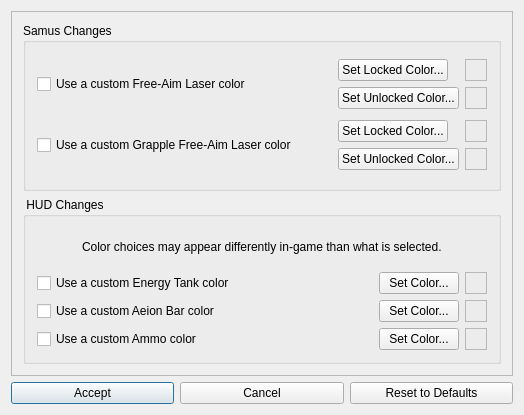
Qt form randovania/gui/ui_files/msr_cosmetic_patches_dialog.ui (randovania/randovania) before a commit.
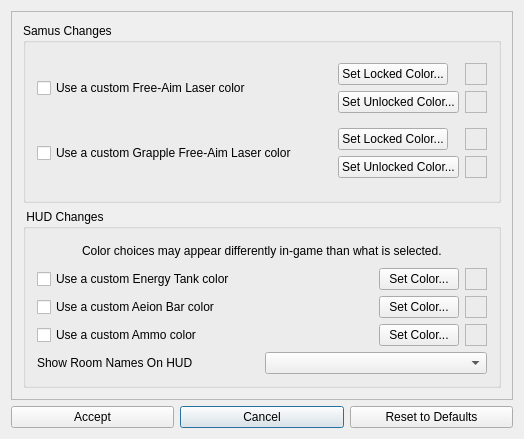
The same form after that commit.

Commit message: Support Rooms Displayed In Game

The edit to the form file:
```diff
--- a/randovania/gui/ui_files/msr_cosmetic_patches_dialog.ui
+++ b/randovania/gui/ui_files/msr_cosmetic_patches_dialog.ui
@@ -7,20 +7,13 @@
     <x>0</x>
     <y>0</y>
     <width>524</width>
-    <height>415</height>
+    <height>439</height>
    </rect>
   </property>
   <property name="windowTitle">
    <string>Metroid: Samus Returns - Cosmetic Options</string>
   </property>
   <layout class="QGridLayout" name="gridLayout">
-   <item row="2" column="0">
-    <widget class="QPushButton" name="accept_button">
-     <property name="text">
-      <string>Accept</string>
-     </property>
-    </widget>
-   </item>
    <item row="2" column="1">
     <widget class="QPushButton" name="cancel_button">
      <property name="text">
@@ -35,6 +28,13 @@
      </property>
     </widget>
    </item>
+   <item row="2" column="0">
+    <widget class="QPushButton" name="accept_button">
+     <property name="text">
+      <string>Accept</string>
+     </property>
+    </widget>
+   </item>
    <item row="1" column="0" colspan="3">
     <widget class="QScrollArea" name="scrollArea">
      <property name="widgetResizable">
@@ -46,192 +46,11 @@
         <x>0</x>
         <y>0</y>
         <width>504</width>
-        <height>368</height>
+        <height>392</height>
        </rect>
       </property>
-      <layout class="QGridLayout" name="gridLayout_2">
-       <item row="1" column="0">
-        <widget class="QGroupBox" name="groupBox">
-         <property name="title">
-          <string> HUD Changes</string>
-         </property>
-         <layout class="QVBoxLayout" name="verticalLayout">
-          <item alignment="Qt::AlignHCenter">
-           <widget class="QLabel" name="label">
-            <property name="text">
-             <string>Color choices may appear differently in-game than what is selected.</string>
-            </property>
-           </widget>
-          </item>
-          <item>
-           <layout class="QHBoxLayout" name="energy_tank_color_layout">
-            <property name="spacing">
-             <number>6</number>
-            </property>
-            <item>
-             <widget class="QCheckBox" name="custom_energy_tank_color_check">
-              <property name="text">
-               <string>Use a custom Energy Tank color</string>
-              </property>
-             </widget>
-            </item>
-            <item>
-             <widget class="QPushButton" name="custom_energy_tank_color_button">
-              <property name="sizePolicy">
-               <sizepolicy hsizetype="Maximum" vsizetype="Fixed">
-                <horstretch>0</horstretch>
-                <verstretch>0</verstretch>
-               </sizepolicy>
-              </property>
-              <property name="text">
-               <string>Set Color...</string>
-              </property>
-             </widget>
-            </item>
-            <item>
-             <widget class="QFrame" name="custom_energy_tank_color_square">
-              <property name="sizePolicy">
-               <sizepolicy hsizetype="Fixed" vsizetype="Fixed">
-                <horstretch>0</horstretch>
-                <verstretch>0</verstretch>
-               </sizepolicy>
-              </property>
-              <property name="minimumSize">
-               <size>
-                <width>22</width>
-                <height>22</height>
-               </size>
-              </property>
-              <property name="autoFillBackground">
-               <bool>false</bool>
-              </property>
-              <property name="frameShape">
-               <enum>QFrame::StyledPanel</enum>
-              </property>
-              <property name="frameShadow">
-               <enum>QFrame::Raised</enum>
-              </property>
-              <property name="lineWidth">
-               <number>1</number>
-              </property>
-             </widget>
-            </item>
-           </layout>
-          </item>
-          <item>
-           <layout class="QHBoxLayout" name="aeion_bar_color_layout">
-            <property name="spacing">
-             <number>6</number>
-            </property>
-            <item>
-             <widget class="QCheckBox" name="custom_aeion_bar_color_check">
-              <property name="text">
-               <string>Use a custom Aeion Bar color</string>
-              </property>
-             </widget>
-            </item>
-            <item>
-             <widget class="QPushButton" name="custom_aeion_bar_color_button">
-              <property name="sizePolicy">
-               <sizepolicy hsizetype="Maximum" vsizetype="Fixed">
-                <horstretch>0</horstretch>
-                <verstretch>0</verstretch>
-               </sizepolicy>
-              </property>
-              <property name="text">
-               <string>Set Color...</string>
-              </property>
-             </widget>
-            </item>
-            <item>
-             <widget class="QFrame" name="custom_aeion_bar_color_square">
-              <property name="sizePolicy">
-               <sizepolicy hsizetype="Fixed" vsizetype="Fixed">
-                <horstretch>0</horstretch>
-                <verstretch>0</verstretch>
-               </sizepolicy>
-              </property>
-              <property name="minimumSize">
-               <size>
-                <width>22</width>
-                <height>22</height>
-               </size>
-              </property>
-              <property name="autoFillBackground">
-               <bool>false</bool>
-              </property>
-              <property name="frameShape">
-               <enum>QFrame::StyledPanel</enum>
-              </property>
-              <property name="frameShadow">
-               <enum>QFrame::Raised</enum>
-              </property>
-              <property name="lineWidth">
-               <number>1</number>
-              </property>
-             </widget>
-            </item>
-           </layout>
-          </item>
-          <item>
-           <layout class="QHBoxLayout" name="ammo_hud_color_layout">
-            <property name="spacing">
-             <number>6</number>
-            </property>
-            <item>
-             <widget class="QCheckBox" name="custom_ammo_hud_color_check">
-              <property name="text">
-               <string>Use a custom Ammo color</string>
-              </property>
-             </widget>
-            </item>
-            <item>
-             <widget class="QPushButton" name="custom_ammo_hud_color_button">
-              <property name="sizePolicy">
-               <sizepolicy hsizetype="Maximum" vsizetype="Fixed">
-                <horstretch>0</horstretch>
-                <verstretch>0</verstretch>
-               </sizepolicy>
-              </property>
-              <property name="text">
-               <string>Set Color...</string>
-              </property>
-             </widget>
-            </item>
-            <item>
-             <widget class="QFrame" name="custom_ammo_hud_color_square">
-              <property name="sizePolicy">
-               <sizepolicy hsizetype="Fixed" vsizetype="Fixed">
-                <horstretch>0</horstretch>
-                <verstretch>0</verstretch>
-               </sizepolicy>
-              </property>
-              <property name="minimumSize">
-               <size>
-                <width>22</width>
-                <height>22</height>
-               </size>
-              </property>
-              <property name="autoFillBackground">
-               <bool>false</bool>
-              </property>
-              <property name="frameShape">
-               <enum>QFrame::StyledPanel</enum>
-              </property>
-              <property name="frameShadow">
-               <enum>QFrame::Raised</enum>
-              </property>
-              <property name="lineWidth">
-               <number>1</number>
-              </property>
-             </widget>
-            </item>
-           </layout>
-          </item>
-         </layout>
-        </widget>
-       </item>
-       <item row="0" column="0">
+      <layout class="QVBoxLayout" name="verticalLayout">
+       <item>
         <widget class="QGroupBox" name="game_changes_box">
          <property name="title">
           <string>Samus Changes</string>
@@ -426,6 +245,213 @@
          </layout>
         </widget>
        </item>
+       <item>
+        <widget class="QGroupBox" name="groupBox">
+         <property name="title">
+          <string> HUD Changes</string>
+         </property>
+         <layout class="QGridLayout" name="gridLayout_2">
+          <item row="4" column="1">
+           <widget class="QComboBox" name="room_names_dropdown">
+            <property name="editable">
+             <bool>false</bool>
+            </property>
+            <property name="currentText">
+             <string/>
+            </property>
+            <property name="placeholderText">
+             <string/>
+            </property>
+           </widget>
+          </item>
+          <item row="0" column="0" colspan="2" alignment="Qt::AlignHCenter">
+           <widget class="QLabel" name="label">
+            <property name="text">
+             <string>Color choices may appear differently in-game than what is selected.</string>
+            </property>
+           </widget>
+          </item>
+          <item row="1" column="0" colspan="2">
+           <layout class="QHBoxLayout" name="energy_tank_color_layout">
+            <property name="spacing">
+             <number>6</number>
+            </property>
+            <item>
+             <widget class="QCheckBox" name="custom_energy_tank_color_check">
+              <property name="text">
+               <string>Use a custom Energy Tank color</string>
+              </property>
+             </widget>
+            </item>
+            <item>
+             <widget class="QPushButton" name="custom_energy_tank_color_button">
+              <property name="sizePolicy">
+               <sizepolicy hsizetype="Maximum" vsizetype="Fixed">
+                <horstretch>0</horstretch>
+                <verstretch>0</verstretch>
+               </sizepolicy>
+              </property>
+              <property name="text">
+               <string>Set Color...</string>
+              </property>
+             </widget>
+            </item>
+            <item>
+             <widget class="QFrame" name="custom_energy_tank_color_square">
+              <property name="sizePolicy">
+               <sizepolicy hsizetype="Fixed" vsizetype="Fixed">
+                <horstretch>0</horstretch>
+                <verstretch>0</verstretch>
+               </sizepolicy>
+              </property>
+              <property name="minimumSize">
+               <size>
+                <width>22</width>
+                <height>22</height>
+               </size>
+              </property>
+              <property name="autoFillBackground">
+               <bool>false</bool>
+              </property>
+              <property name="frameShape">
+               <enum>QFrame::StyledPanel</enum>
+              </property>
+              <property name="frameShadow">
+               <enum>QFrame::Raised</enum>
+              </property>
+              <property name="lineWidth">
+               <number>1</number>
+              </property>
+             </widget>
+            </item>
+           </layout>
+          </item>
+          <item row="4" column="0">
+           <widget class="QLabel" name="room_names_label">
+            <property name="sizePolicy">
+             <sizepolicy hsizetype="Preferred" vsizetype="Preferred">
+              <horstretch>0</horstretch>
+              <verstretch>0</verstretch>
+             </sizepolicy>
+            </property>
+            <property name="text">
+             <string>Show Room Names On HUD</string>
+            </property>
+           </widget>
+          </item>
+          <item row="3" column="0" colspan="2">
+           <layout class="QHBoxLayout" name="ammo_hud_color_layout">
+            <property name="spacing">
+             <number>6</number>
+            </property>
+            <item>
+             <widget class="QCheckBox" name="custom_ammo_hud_color_check">
+              <property name="text">
+               <string>Use a custom Ammo color</string>
+              </property>
+             </widget>
+            </item>
+            <item>
+             <widget class="QPushButton" name="custom_ammo_hud_color_button">
+              <property name="sizePolicy">
+               <sizepolicy hsizetype="Maximum" vsizetype="Fixed">
+                <horstretch>0</horstretch>
+                <verstretch>0</verstretch>
+               </sizepolicy>
+              </property>
+              <property name="text">
+               <string>Set Color...</string>
+              </property>
+             </widget>
+            </item>
+            <item>
+             <widget class="QFrame" name="custom_ammo_hud_color_square">
+              <property name="sizePolicy">
+               <sizepolicy hsizetype="Fixed" vsizetype="Fixed">
+                <horstretch>0</horstretch>
+                <verstretch>0</verstretch>
+               </sizepolicy>
+              </property>
+              <property name="minimumSize">
+               <size>
+                <width>22</width>
+                <height>22</height>
+               </size>
+              </property>
+              <property name="autoFillBackground">
+               <bool>false</bool>
+              </property>
+              <property name="frameShape">
+               <enum>QFrame::StyledPanel</enum>
+              </property>
+              <property name="frameShadow">
+               <enum>QFrame::Raised</enum>
+              </property>
+              <property name="lineWidth">
+               <number>1</number>
+              </property>
+             </widget>
+            </item>
+           </layout>
+          </item>
+          <item row="2" column="0" colspan="2">
+           <layout class="QHBoxLayout" name="aeion_bar_color_layout">
+            <property name="spacing">
+             <number>6</number>
+            </property>
+            <item>
+             <widget class="QCheckBox" name="custom_aeion_bar_color_check">
+              <property name="text">
+               <string>Use a custom Aeion Bar color</string>
+              </property>
+             </widget>
+            </item>
+            <item>
+             <widget class="QPushButton" name="custom_aeion_bar_color_button">
+              <property name="sizePolicy">
+               <sizepolicy hsizetype="Maximum" vsizetype="Fixed">
+                <horstretch>0</horstretch>
+                <verstretch>0</verstretch>
+               </sizepolicy>
+              </property>
+              <property name="text">
+               <string>Set Color...</string>
+              </property>
+             </widget>
+            </item>
+            <item>
+             <widget class="QFrame" name="custom_aeion_bar_color_square">
+              <property name="sizePolicy">
+               <sizepolicy hsizetype="Fixed" vsizetype="Fixed">
+                <horstretch>0</horstretch>
+                <verstretch>0</verstretch>
+               </sizepolicy>
+              </property>
+              <property name="minimumSize">
+               <size>
+                <width>22</width>
+                <height>22</height>
+               </size>
+              </property>
+              <property name="autoFillBackground">
+               <bool>false</bool>
+              </property>
+              <property name="frameShape">
+               <enum>QFrame::StyledPanel</enum>
+              </property>
+              <property name="frameShadow">
+               <enum>QFrame::Raised</enum>
+              </property>
+              <property name="lineWidth">
+               <number>1</number>
+              </property>
+             </widget>
+            </item>
+           </layout>
+          </item>
+         </layout>
+        </widget>
+       </item>
       </layout>
      </widget>
     </widget>
```
The commit also changes 4 other files.
